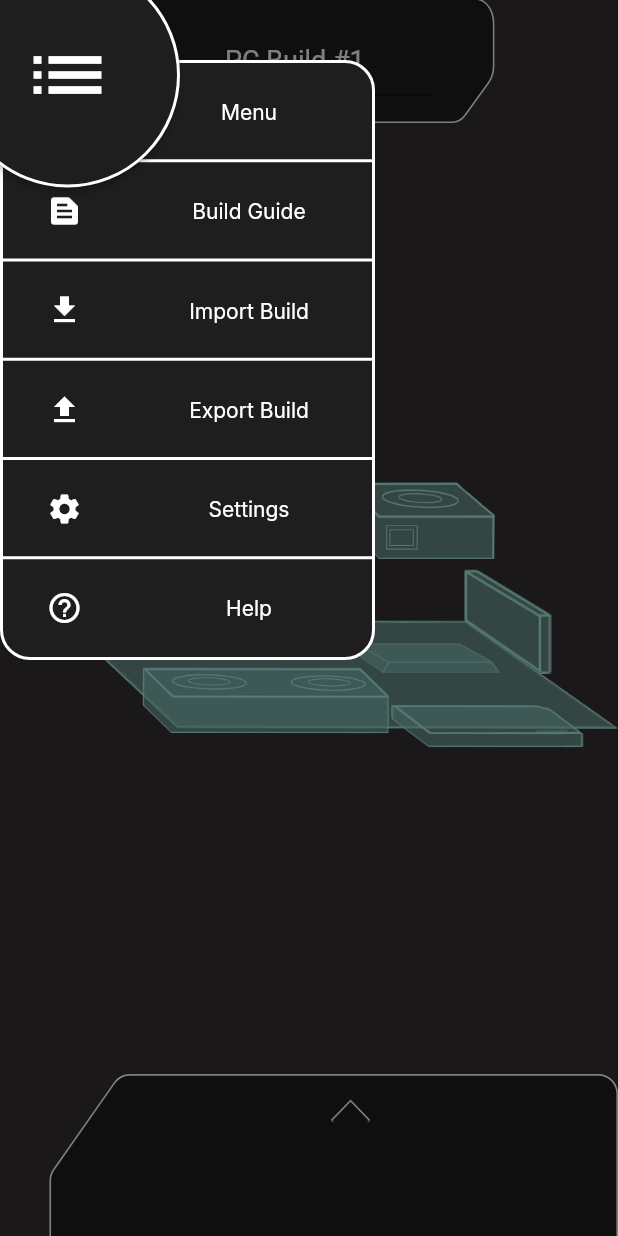
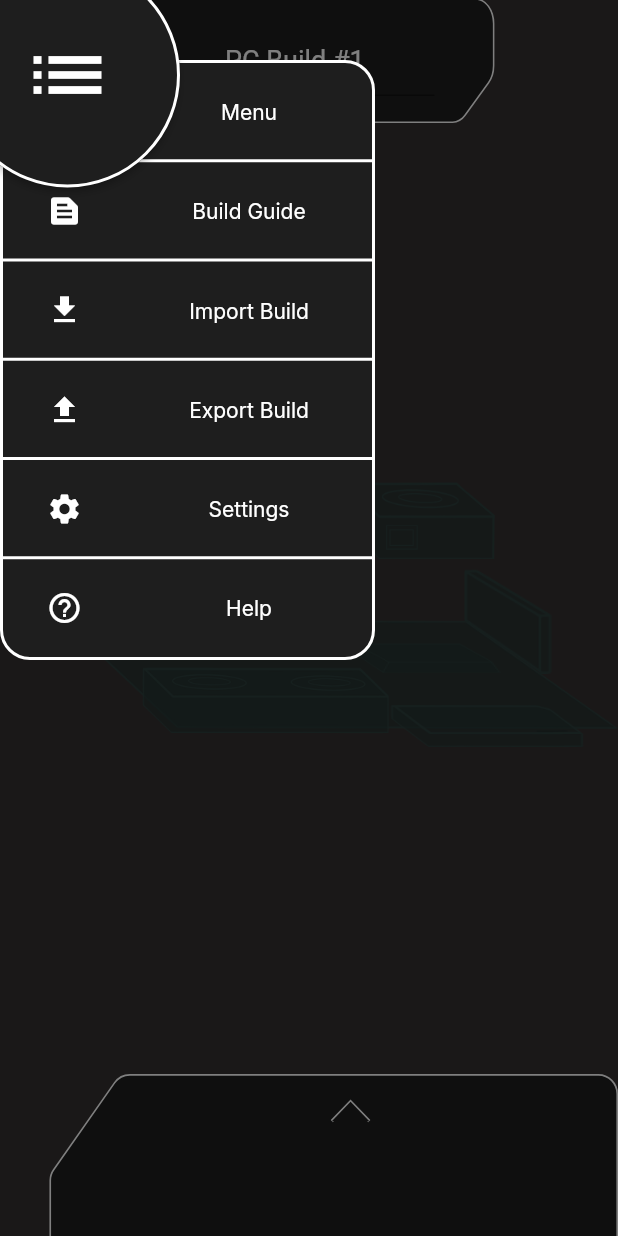
Before and after one commit to DrVilus/project_skripsi_binus, a Flutter app: the BuildSchemaPage screen opened directly, after a tap on the "list" icon, on a phone screen of 412 x 824 dp. Run offline on Flutter 3.47's test engine with Material 2 defaults, Android fonts, the phone set to English and light mode, and no system bars; our stand-ins replace google_fonts, graphql_flutter; missing offline and left inert: connectivity_plus_web, touchable.

Commit message:
UI Rework

```diff
--- a/flutter_app/lib/Pages/BuildSchema/BuildSchemaPage.dart
+++ b/flutter_app/lib/Pages/BuildSchema/BuildSchemaPage.dart
@@ -28,7 +28,6 @@ class _BuildSchemaPageState extends State<BuildSchemaPage> {
     stateModel.changeSidebarState(2);
   }
 
-  final BuildSchemaStateModel _buildSchemaStateModel = BuildSchemaStateModel();
   final ColorFilter disabledColor = ColorFilter.mode(Colors.grey.shade800, BlendMode.modulate);
   final ColorFilter enabledColor = const ColorFilter.mode(Colors.white, BlendMode.modulate);
 
@@ -36,22 +35,26 @@ class _BuildSchemaPageState extends State<BuildSchemaPage> {
   Widget build(BuildContext context) {
     return Scaffold(
       body: SafeArea(
+        child: ChangeNotifierProvider(
+          create: (context) => BuildSchemaStateModel(),
           child: CustomAppbar(
             isTextFieldEnabled: true,
             sideBarVisible: true,
-          buildSchemaStateModel: _buildSchemaStateModel,
             children: [
               Container(),
               Positioned(
                   top: MediaQuery.of(context).size.height*0.39,
                   left: MediaQuery.of(context).size.width*0.56,
-                child: ChangeNotifierProvider.value(
-                    value: _buildSchemaStateModel,
                   child: Consumer<BuildSchemaStateModel>(
                       builder: (context, value, child) => GestureDetector(
                         onTap: () {
+                          if(value.selectedPSU.isNotEmpty){
+                            value.changeSidebarToggle();
                             _goToPartInfoPage(value, PartEnum.psu, value.selectedPSU[0]['id']);
+                          }
                         }, // Image tapped
+                        child: ColorFiltered(
+                          colorFilter: value.selectedPSU.isNotEmpty ? enabledColor : disabledColor,
                           child: Image.asset(
                             'assets/img/psu2.png',
                             fit: BoxFit.fill, // Fixes border issues
@@ -65,11 +68,16 @@ class _BuildSchemaPageState extends State<BuildSchemaPage> {
               Positioned(
                   top: MediaQuery.of(context).size.height*0.39,
                   left: MediaQuery.of(context).size.width*0.26,
-                child: ChangeNotifierProvider.value(
-                    value: _buildSchemaStateModel,
                   child: Consumer<BuildSchemaStateModel>(
                       builder: (context, value, child) => GestureDetector(
-                          onTap: () {print('cooling');}, // Image tapped
+                        onTap: () {
+                          if(value.selectedCooler.isNotEmpty){
+                            value.changeSidebarToggle();
+                            _goToPartInfoPage(value, PartEnum.cooling, value.selectedCooler[0]['id']);
+                          }
+                        }, // Image tapped
+                        child: ColorFiltered(
+                          colorFilter: value.selectedCooler.isNotEmpty ? enabledColor : disabledColor,
                           child: Image.asset(
                             'assets/img/cooling2.png',
                             fit: BoxFit.fill, // Fixes border issues
@@ -83,13 +91,16 @@ class _BuildSchemaPageState extends State<BuildSchemaPage> {
               Positioned(
                   top: MediaQuery.of(context).size.height*0.5,
                   left: MediaQuery.of(context).size.width*0.1,
-                child: ChangeNotifierProvider.value(
-                  value: _buildSchemaStateModel,
                   child: Consumer<BuildSchemaStateModel>(
                       builder: (context, value, child) => GestureDetector(
-                      onTap: () {print('mb');}, // Image tapped
+                          onTap: () {
+                            if(value.selectedMotherboard.isNotEmpty){
+                              value.changeSidebarToggle();
+                              _goToPartInfoPage(value, PartEnum.motherboard, value.selectedMotherboard[0]['id']);
+                            }
+                          }, // Image tapped
                           child: ColorFiltered(
-                        colorFilter: enabledColor,
+                            colorFilter: value.selectedMotherboard.isNotEmpty ? enabledColor : disabledColor,
                             child: Image.asset(
                               'assets/img/motherboard2.png',
                               fit: BoxFit.fill, // Fixes border issues
@@ -99,17 +110,20 @@ class _BuildSchemaPageState extends State<BuildSchemaPage> {
                           )
                       )
                   )
-                )
               ),
               Positioned(
                   top: MediaQuery.of(context).size.height*0.54,
                   left: MediaQuery.of(context).size.width*0.23,
-                child:
-                ChangeNotifierProvider.value(
-                    value: _buildSchemaStateModel,
                   child: Consumer<BuildSchemaStateModel>(
                       builder: (context, value, child) => GestureDetector(
-                        onTap: () {print('gpu');}, // Image tapped
+                        onTap: () {
+                          if(value.selectedGPU.isNotEmpty){
+                            value.changeSidebarToggle();
+                            _goToPartInfoPage(value, PartEnum.gpu, value.selectedGPU[0]['id']);
+                          }
+                        }, // Image tapped
+                        child: ColorFiltered(
+                          colorFilter: value.selectedGPU.isNotEmpty ? enabledColor : disabledColor,
                           child: Image.asset(
                             'assets/img/gpu2.png',
                             fit: BoxFit.fill, // Fixes border issues
@@ -123,11 +137,16 @@ class _BuildSchemaPageState extends State<BuildSchemaPage> {
               Positioned(
                   top: MediaQuery.of(context).size.height*0.46,
                   left: MediaQuery.of(context).size.width*0.75,
-                child: ChangeNotifierProvider.value(
-                    value: _buildSchemaStateModel,
                   child: Consumer<BuildSchemaStateModel>(
                       builder: (context, value, child) => GestureDetector(
-                          onTap: () {print('ram');}, // Image tapped
+                        onTap: () {
+                          if(value.selectedRAM.isNotEmpty){
+                            value.changeSidebarToggle();
+                            _goToPartInfoPage(value, PartEnum.ram, value.selectedRAM[0]['id']);
+                          }
+                        }, // Image tapped
+                        child: ColorFiltered(
+                          colorFilter: value.selectedRAM.isNotEmpty ? enabledColor : disabledColor,
                           child: Image.asset(
                             'assets/img/ram.png',
                             fit: BoxFit.fill, // Fixes border issues
@@ -141,11 +160,16 @@ class _BuildSchemaPageState extends State<BuildSchemaPage> {
               Positioned(
                   top: MediaQuery.of(context).size.height*0.57,
                   left: MediaQuery.of(context).size.width*0.63,
-                child: ChangeNotifierProvider.value(
-                    value: _buildSchemaStateModel,
                   child: Consumer<BuildSchemaStateModel>(
                       builder: (context, value, child) => GestureDetector(
-                          onTap: () {print('ssd');}, // Image tapped
+                        onTap: () {
+                          if(value.selectedStorage.isNotEmpty){
+                            value.changeSidebarToggle();
+                            _goToPartInfoPage(value, PartEnum.storage, value.selectedStorage[0]['id']);
+                          }
+                        }, // Image tapped
+                        child: ColorFiltered(
+                          colorFilter: value.selectedStorage.isNotEmpty ? enabledColor : disabledColor,
                           child: Image.asset(
                             'assets/img/storage2.png',
                             fit: BoxFit.fill, // Fixes border issues
@@ -159,11 +183,16 @@ class _BuildSchemaPageState extends State<BuildSchemaPage> {
               Positioned(
                   top: MediaQuery.of(context).size.height*0.52,
                   left: MediaQuery.of(context).size.width*0.56,
-                child: ChangeNotifierProvider.value(
-                    value: _buildSchemaStateModel,
                   child: Consumer<BuildSchemaStateModel>(
                       builder: (context, value, child) => GestureDetector(
-                          onTap: () {print('cpu');}, // Image tapped
+                        onTap: () {
+                          if(value.selectedCPU.isNotEmpty){
+                            value.changeSidebarToggle();
+                            _goToPartInfoPage(value, PartEnum.cpu, value.selectedCPU[0]['id']);
+                          }
+                        }, // Image tapped
+                        child: ColorFiltered(
+                          colorFilter: value.selectedCPU.isNotEmpty ? enabledColor : disabledColor,
                           child: Image.asset(
                             'assets/img/processor2.png',
                             fit: BoxFit.fill, // Fixes border issues
@@ -174,13 +203,12 @@ class _BuildSchemaPageState extends State<BuildSchemaPage> {
                       )
                   )
               ),
-
-
               FadeBlackBackground(toggleVariable: _blackBackground),
               EstimatedPriceWidget(blackBackgroundCallback: () => _toggleBlackBackground())
             ],
           ),
         )
+      )
     );
   }
 }
--- a/flutter_app/lib/Pages/BuildSchema/BuildSchemaStateModel.dart
+++ b/flutter_app/lib/Pages/BuildSchema/BuildSchemaStateModel.dart
@@ -11,6 +11,13 @@ class BuildSchemaStateModel extends ChangeNotifier {
   int get sidebarState => _currentSidebarState;
   void changeSidebarState(int input){
     _currentSidebarState = input;
+    notifyListeners();
+  }
+
+  bool _currentSidebarToggle = false;
+  bool get sidebarToggle => _currentSidebarToggle;
+  void changeSidebarToggle(){
+    _currentSidebarToggle = !_currentSidebarToggle;
     notifyListeners();
   }
 
@@ -99,6 +106,7 @@ class BuildSchemaStateModel extends ChangeNotifier {
     notifyListeners();
   }
 
+  ///Change Part by checking its query content and enum
   void changePart(List query, PartEnum partEnum){
     switch(partEnum){
       case PartEnum.cooling: {
@@ -136,4 +144,65 @@ class BuildSchemaStateModel extends ChangeNotifier {
     }
     notifyListeners();
   }
+
+  ///Return as ID of the selected part
+  String checkPartChosen(PartEnum partEnum){
+    switch(partEnum){
+      case PartEnum.cooling: {
+        if(selectedCooler.isNotEmpty){
+          return selectedCooler[0]['id'];
+        }
+        return '';
+      }
+      case PartEnum.motherboard: {
+        if(selectedMotherboard.isNotEmpty){
+          return selectedMotherboard[0]['id'];
+        }else {
+          return '';
+        }
+      }
+      case PartEnum.gpu: {
+        if(selectedGPU.isNotEmpty){
+          return selectedGPU[0]['id'];
+        }else {
+          return '';
+        }
+      }
+      case PartEnum.cpu: {
+        if(selectedCPU.isNotEmpty){
+          return selectedCPU[0]['id'];
+        }else {
+          return '';
+        }
+      }
+      case PartEnum.psu: {
+        if(selectedPSU.isNotEmpty){
+          return selectedPSU[0]['id'];
+        }else {
+          return '';
+        }
+      }
+      case PartEnum.ram: {
+        if(selectedRAM.isNotEmpty){
+          return selectedRAM[0]['id'];
+        }else {
+          return '';
+        }
+      }
+      case PartEnum.storage: {
+        if(selectedStorage.isNotEmpty){
+          return selectedStorage[0]['id'];
+        }else {
+          return '';
+        }
+      }
+
+      default: {
+        return '';
+      }
+    }
+    notifyListeners();
+  }
+
+
 }
--- a/flutter_app/lib/Pages/BuildSchema/ChoosePartsWidget.dart
+++ b/flutter_app/lib/Pages/BuildSchema/ChoosePartsWidget.dart
@@ -52,8 +52,8 @@ class _ChoosePartsWidgetState extends State<ChoosePartsWidget> {
               child: Container(
                 width: MediaQuery.of(context).size.width*0.82,
                 height: (MediaQuery.of(context).size.height*0.9).toDouble(),
-                child: Scrollbar(
-
+                child: Consumer<BuildSchemaStateModel>(
+                  builder: (context, value, child) => Scrollbar(
                       child: CustomScrollView(
                         slivers: <Widget>[
                           SliverGrid(
@@ -66,6 +66,11 @@ class _ChoosePartsWidgetState extends State<ChoosePartsWidget> {
                                   (BuildContext context, int index) {
                                 return Container(
                                     alignment: Alignment.center,
+                                    decoration: BoxDecoration(
+                                        borderRadius: BorderRadius.circular(20),
+                                        color: value.checkPartChosen(convertIndexToEnum(index)).isNotEmpty
+                                            ? Colors.grey.withAlpha(100) : null
+                                    ),
                                     child: Consumer<BuildSchemaStateModel>(
                                       builder: (context, schemaState, child) => PartsSelectWidget(
                                         name: partSelectModelList[index].name,
@@ -83,6 +88,7 @@ class _ChoosePartsWidgetState extends State<ChoosePartsWidget> {
                           ),
                         ],
                       )
+                  ),
                 )
               ),
             ),
--- a/flutter_app/lib/Pages/GetStarted.dart
+++ b/flutter_app/lib/Pages/GetStarted.dart
@@ -6,6 +6,7 @@ import 'package:project_skripsi/UI/CorneredButton.dart';
 import 'package:project_skripsi/UI/CustomAppBarBack.dart';
 import 'package:project_skripsi/UI/Palette.dart';
 import 'package:project_skripsi/UI/TitledContainer.dart';
+import 'package:provider/provider.dart';
 import '../UI/CustomAppbar.dart';
 import 'ImportPage.dart';
 
@@ -22,8 +23,9 @@ class _GetStartedPageState extends State<GetStartedPage> {
     return
       Scaffold(
           body: SafeArea(
+            child: ChangeNotifierProvider(
+              create: (context) => BuildSchemaStateModel(),
               child: CustomAppbar (
-              buildSchemaStateModel: BuildSchemaStateModel(),
                 sideBarVisible: false,
                 children: [
                   Row(
@@ -121,6 +123,7 @@ class _GetStartedPageState extends State<GetStartedPage> {
                   ),
 
                 ],
+              ),
             )
           ) // This trailing comma makes auto-formatting nicer for build methods.
       );
--- a/flutter_app/lib/UI/CustomAppbar.dart
+++ b/flutter_app/lib/UI/CustomAppbar.dart
@@ -18,12 +18,11 @@ import 'FadeBlackBackground.dart';
 import 'Palette.dart';
 
 class CustomAppbar extends StatefulWidget {
-  const CustomAppbar({Key? key, this.isTextFieldEnabled = false, this.sideBarVisible = true, required this.children, required this.buildSchemaStateModel}) : super(key: key);
+  const CustomAppbar({Key? key, this.isTextFieldEnabled = false, this.sideBarVisible = true, required this.children}) : super(key: key);
 
   final bool isTextFieldEnabled;
   final bool sideBarVisible;
   final List<Widget> children;
-  final BuildSchemaStateModel buildSchemaStateModel;
 
   @override
   State<CustomAppbar> createState() => _CustomAppbarState();
@@ -31,16 +30,9 @@ class CustomAppbar extends StatefulWidget {
 
 class _CustomAppbarState extends State<CustomAppbar> {
   bool _isMenuButtonPressed = false;
-  bool _isSideBarPressed = false;
   void _toggleMenu() {
     setState(() {
       _isMenuButtonPressed = !_isMenuButtonPressed;
-    });
-  }
-
-  void _toggleSideBar(){
-    setState(() {
-      _isSideBarPressed = !_isSideBarPressed;
     });
   }
 
@@ -68,9 +60,7 @@ class _CustomAppbarState extends State<CustomAppbar> {
                     alignment: WrapAlignment.center,
                     children: [
                       if(widget.isTextFieldEnabled == true)
-                        ChangeNotifierProvider.value(
-                          value: widget.buildSchemaStateModel,
-                          child: Consumer<BuildSchemaStateModel>(
+                        Consumer<BuildSchemaStateModel>(
                           builder: (context, value, child) => TextField(
                               controller: value.textEditingController,
                               onChanged: (text){
@@ -82,7 +72,6 @@ class _CustomAppbarState extends State<CustomAppbar> {
                                   fontSize: 18)
                           ),
                         ),
-                        )
                     ],
                   ),
                 )
@@ -91,21 +80,25 @@ class _CustomAppbarState extends State<CustomAppbar> {
         ),
         Visibility(
             visible: widget.sideBarVisible,
-            child: AnimatedPositioned(
+            child: Consumer<BuildSchemaStateModel>(
+              builder: (context, value, child) => AnimatedPositioned(
                 duration: const Duration(milliseconds: 200),
-              left: _isSideBarPressed ? -50 : 0,
+                left: value.sidebarToggle ? -50 : 0,
                 child: CanvasTouchDetector(
                   gesturesToOverride: const [GestureType.onTapDown],
                   builder: (context) => CustomPaint(
                     size: Size(50,(50*9.279069767441861).toDouble()), //You can Replace [WIDTH] with your desired width for Custom Paint and height will be calculated automatically
-                  painter: CustomPainterSidebar(context, () => _toggleSideBar()),
+                    painter: CustomPainterSidebar(context, () => value.changeSidebarToggle()),
+                  ),
                 ),
               ),
             )
         ),
         ...widget.children,
         FadeBlackBackground(toggleVariable: _isMenuButtonPressed),
-        FadeBlackBackground(toggleVariable: _isSideBarPressed),
+        Consumer<BuildSchemaStateModel>(
+          builder: (context, value, child) => FadeBlackBackground(toggleVariable: value.sidebarToggle),
+        ),
         Visibility(
           visible: _isMenuButtonPressed,
           child: Positioned(
@@ -280,26 +273,25 @@ class _CustomAppbarState extends State<CustomAppbar> {
             ),
           ),
         ),
-        ChangeNotifierProvider.value(
-            value: widget.buildSchemaStateModel,
-            child: AnimatedPositioned(
+        Consumer<BuildSchemaStateModel>(
+          builder: (context, schemaState, child){
+            return AnimatedPositioned(
               duration: const Duration(milliseconds: 700),
               curve: Curves.fastOutSlowIn,
-                left: _isSideBarPressed ? 0 : -(MediaQuery.of(context).size.width*0.95),
-                child: Consumer<BuildSchemaStateModel>(
-                  builder: (context, schemaState, child){
+              left: schemaState.sidebarToggle ? 0 : -(MediaQuery.of(context).size.width*0.95),
+              child: ((){
                 if(schemaState.sidebarState == 1){
-                      return ChoosePartsModelWidget(toggleSideBar: () => _toggleSideBar(), partEnum: schemaState.selectedPartEnum);
+                  return ChoosePartsModelWidget(toggleSideBar: () => schemaState.changeSidebarToggle(), partEnum: schemaState.selectedPartEnum);
                 }
                 else if(schemaState.sidebarState == 2){
-                      return PartsInfoWidget(id: schemaState.selectedPartModelId, partEnum: schemaState.selectedPartEnum, toggleMenu: () => _toggleSideBar());
+                  return PartsInfoWidget(id: schemaState.selectedPartModelId, partEnum: schemaState.selectedPartEnum, toggleMenu: () => schemaState.changeSidebarToggle());
                 }
                 else{
-                      return ChoosePartsWidget(toggleSideBar: () => _toggleSideBar());
+                  return ChoosePartsWidget(toggleSideBar: () => schemaState.changeSidebarToggle());
                 }
-                  },
-                )
-            )
+              }())
+            );
+          }
         ),
       ],
     );
```
Also changed, not shown: flutter_app/lib/Pages/BuildSchema/ChoosePartsModelWidget.dart (+25 -11 lines). Lines whose indentation alone changed are shown as unchanged.
